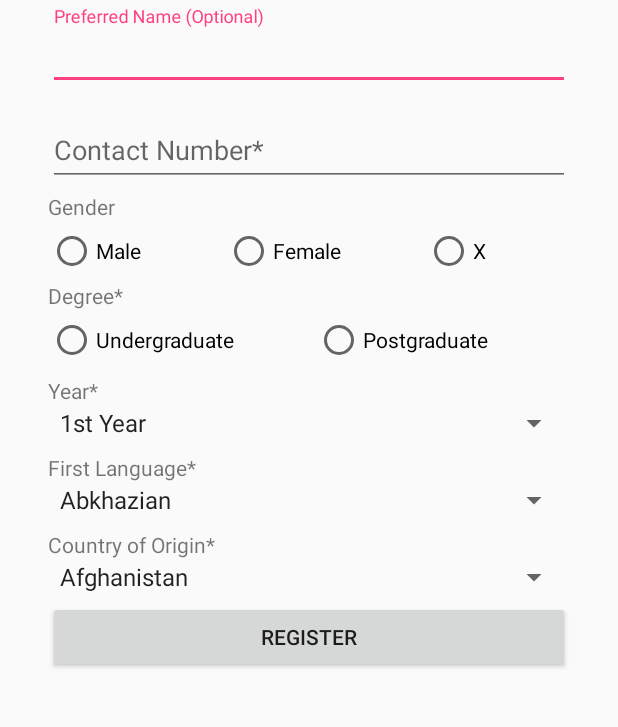
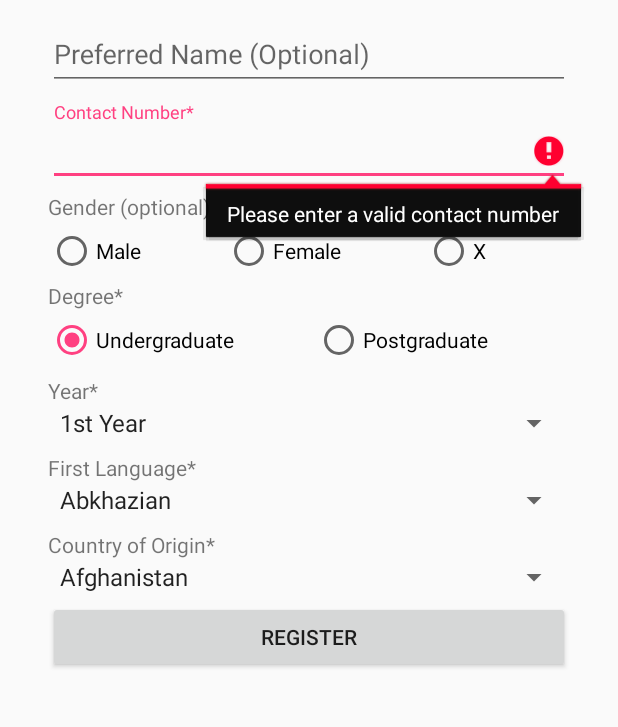
Before and after one commit to TecMonkey/SDP_29_1, an Android app: the fragment RegisterFragment shown on its own in the app's theme, after a tap on "REGISTER", on a phone screen of 412 x 824 dp, the part 68-795 px from its top. Run offline under Robolectric (Android 15) with nearby library versions, the phone set to English and light mode, and no system bars.

Commit message:
Performing form validation during registration
Also added constants to student model that are used to map java values to json values. Set graduate radio button to default to undergrad. Added some error strings to strings.xml

```diff
--- a/app/src/main/java/com/example/utshelps/fragment/RegisterFragment.java
+++ b/app/src/main/java/com/example/utshelps/fragment/RegisterFragment.java
@@ -3,6 +3,7 @@ package com.example.utshelps.fragment;
 import android.os.Bundle;
 import android.support.annotation.Nullable;
 import android.support.v4.app.Fragment;
+import android.util.Log;
 import android.view.LayoutInflater;
 import android.view.View;
 import android.view.ViewGroup;
@@ -12,6 +13,10 @@ import android.widget.RadioGroup;
 import android.widget.Spinner;
 
 import com.example.utshelps.R;
+import com.example.utshelps.activity.MainActivity;
+import com.example.utshelps.model.Student;
+
+import java.util.regex.Pattern;
 
 /**
  * Created by yaseen on 3/10/16.
@@ -47,17 +52,106 @@ public class RegisterFragment extends Fragment {
         mCountrySpinner = (Spinner) createdView.findViewById(R.id.fragment_register_country_spinner);
         mRegisterButton = (Button) createdView.findViewById(R.id.fragment_register_register_button);
 
+        // TODO: Set language to default to English
+        // TODO: Set country to default to Australia
+
         mRegisterButton.setOnClickListener(new View.OnClickListener() {
             @Override
             public void onClick(View view) {
-                onRegister();
+                attemptRegister();
             }
         });
 
         return createdView;
     }
 
-    private void onRegister() {
+    private void attemptRegister() {
+        boolean error = false;
 
+        String preferredName = getPreferredName();
+        String contactNumber = mContactNumberEditText.getText().toString();
+        String gender = getGender();
+        String degreeType = getDegree();
+        int degreeYear = mYearSpinner.getSelectedItemPosition() + 1;
+        String language = mLanguageSpinner.getSelectedItem().toString();
+        String country = mCountrySpinner.getSelectedItem().toString();
+
+        if (!isContactNumberValid(contactNumber)) {
+            mContactNumberEditText.setError(getString(R.string.error_phone_number_invalid));
+            mContactNumberEditText.requestFocus();
+            error = true;
+        }
+
+        if (preferredName != null && !isPreferredNameValid(preferredName)) {
+            mPreferredNameEditText.setError(getString(R.string.error_preferred_name_invalid));
+            mPreferredNameEditText.requestFocus();
+            error = true;
+        }
+
+        if (!error) {
+            Student student = new Student();
+            student.setPreferredName(preferredName);
+            student.setContactNumber(contactNumber);
+            student.setGender(gender);
+            student.setDegreeType(degreeType);
+            student.setDegreeYears(degreeYear);
+            student.setFirstLanguage(language);
+            student.setCountryOfOrigin(country);
+
+            registerStudent(student);
+        }
     }
+
+    private String getPreferredName() {
+        String text = mPreferredNameEditText.getText().toString();
+        if (text.length() == 0) {
+            return null;
+        }
+        return text;
+    }
+
+    private String getGender() {
+        switch(mGenderRadioGroup.getCheckedRadioButtonId()) {
+            case R.id.fragment_register_gender_male_radio_button:
+                return Student.GENDER_MALE;
+            case R.id.fragment_register_gender_female_radio_button:
+                return Student.GENDER_FEMALE;
+            case R.id.fragment_register_gender_x_radio_button:
+                return Student.GENDER_X;
+            default:
+                return null;
+        }
+    }
+
+    private String getDegree() {
+        switch(mDegreeRadioGroup.getCheckedRadioButtonId()) {
+            case R.id.fragment_register_degree_undergraduate_radio_button:
+                return Student.DEGREE_UNDERGRAD;
+            case R.id.fragment_register_degree_postgraduate_radio_button:
+                return Student.DEGREE_POSTGRAD;
+            default:
+                return null;
+        }
+    }
+
+    private boolean isPreferredNameValid(String preferredName) {
+        Pattern preferredNamePattern = Pattern.compile("[A-Za-z]{1}[a-z]*");
+        return preferredNamePattern.matcher(preferredName).matches();
+    }
+
+    private boolean isContactNumberValid(String contactNumber) {
+        Pattern contactNumberPattern = Pattern.compile("[\\+]*[0-9]{8,11}");
+        return contactNumberPattern.matcher(contactNumber).matches();
+    }
+
+    private void registerStudent(Student student) {
+        Log.d(MainActivity.TAG, "Preferred name: " + student.getPreferredName());
+        Log.d(MainActivity.TAG, "Contact number: " + student.getContactNumber());
+        Log.d(MainActivity.TAG, "Gender: " + student.getGender());
+        Log.d(MainActivity.TAG, "Degree years: " + student.getDegreeYears());
+        Log.d(MainActivity.TAG, "Degree type: " + student.getDegreeType());
+        Log.d(MainActivity.TAG, "Language: " + student.getFirstLanguage());
+        Log.d(MainActivity.TAG, "Country: " + student.getCountryOfOrigin());
+    }
+
 }
--- a/app/src/main/res/layout/fragment_register.xml
+++ b/app/src/main/res/layout/fragment_register.xml
@@ -59,7 +59,7 @@
                     android:layout_width="match_parent"
                     android:layout_height="wrap_content"
                     android:gravity="start"
-                    android:text="@string/gender" />
+                    android:text="@string/gender_optional" />
 
                 <RadioGroup
                     android:id="@+id/fragment_register_gender_radio_group"
@@ -109,6 +109,7 @@
                     android:layout_height="wrap_content"
                     android:layout_marginBottom="@dimen/form_vertical_margin"
                     android:layout_marginTop="@dimen/form_vertical_margin"
+                    android:checkedButton="@+id/fragment_register_degree_undergraduate_radio_button"
                     android:orientation="horizontal">
 
                     <RadioButton
--- a/app/src/main/res/values/strings.xml
+++ b/app/src/main/res/values/strings.xml
@@ -24,7 +24,7 @@
     <string name="male">Male</string>
     <string name="female">Female</string>
     <string name="x">X</string>
-    <string name="gender">Gender</string>
+    <string name="gender_optional">Gender (optional)</string>
     <string name="degree_required">Degree*</string>
     <string name="postgraduate">Postgraduate</string>
     <string name="undergraduate">Undergraduate</string>
@@ -32,6 +32,9 @@
     <string name="first_language_required">First Language*</string>
     <string name="country_of_origin_required">Country of Origin*</string>
     <string name="register_all_caps">REGISTER</string>
+
+    <string name="error_preferred_name_invalid">Name can only contain letters</string>
+    <string name="error_phone_number_invalid">Please enter a valid contact number</string>
 
     <string-array name="years">
         <item>1st Year</item>
```
Also changed, not shown: app/src/main/java/com/example/utshelps/model/Student.java (+7 -0 lines).
